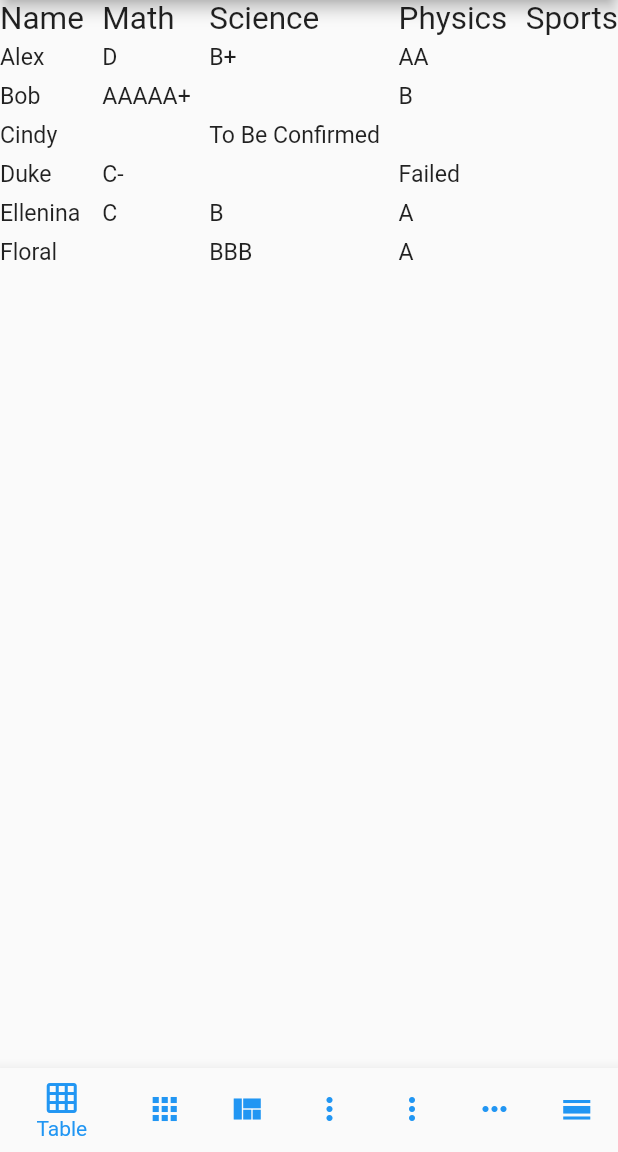
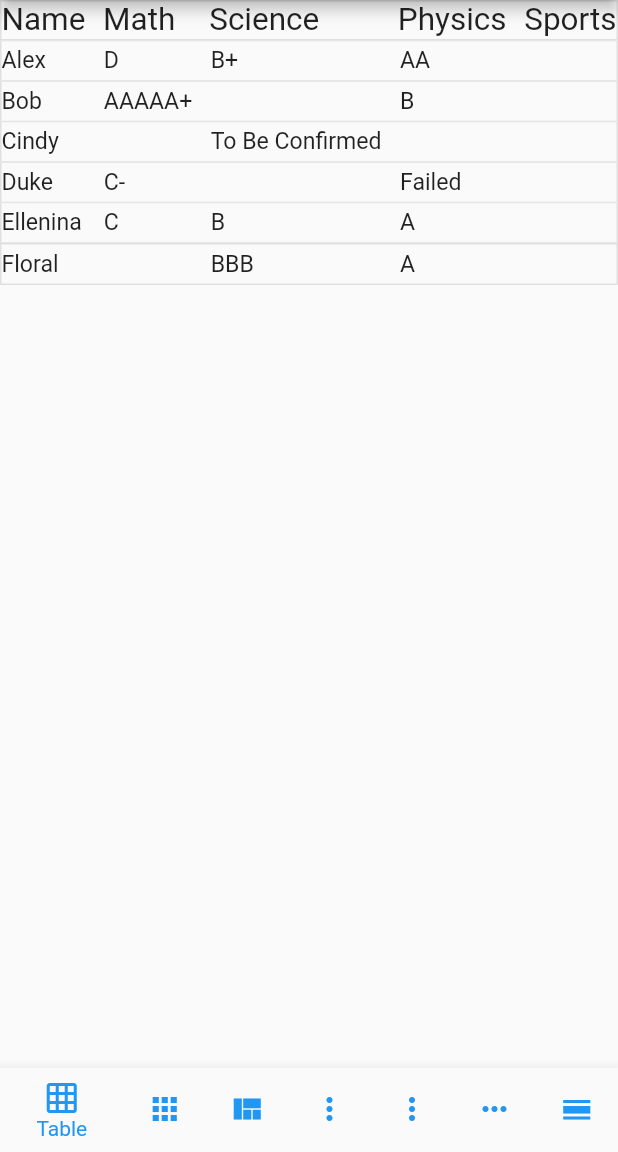
Before and after one commit to hanshengchiu/reorderables, a Flutter app: the screen it shows after launch, on a phone screen of 412 x 824 dp, the part 84-1236 px from its top. Run offline on Flutter 3.47's test engine with Material 2 defaults, Android fonts, the phone set to English and light mode, and no system bars.

Commit message:
add border color for rows

```diff
--- a/example/lib/table_example.dart
+++ b/example/lib/table_example.dart
@@ -1,5 +1,4 @@
 import 'package:flutter/material.dart';
-
 import 'package:reorderables/reorderables.dart';
 
 class TableExample extends StatefulWidget {
@@ -35,6 +34,7 @@ class _TableExampleState extends State<TableExample> {
         //a key must be specified for each row
         key: ObjectKey(row),
         mainAxisSize: MainAxisSize.max,
+        decoration: BoxDecoration(border: Border.all()),
         mainAxisAlignment: MainAxisAlignment.spaceBetween,
         children: <Widget>[
           _textWithPadding('${row[0]}'),
@@ -58,8 +58,7 @@ class _TableExampleState extends State<TableExample> {
           Text('Science', textScaleFactor: 1.5),
           Text('Physics', textScaleFactor: 1.5),
           Text('Sports', textScaleFactor: 1.5)
-      ]
-    );
+        ]);
 
     void _onReorder(int oldIndex, int newIndex) {
       setState(() {
@@ -71,10 +70,12 @@ class _TableExampleState extends State<TableExample> {
     return ReorderableTable(
       header: headerRow,
       children: _itemRows,
+      borderColor: const Color(0xFFE0E0E0),
       onReorder: _onReorder,
       onNoReorder: (int index) {
         //this callback is optional
-        debugPrint('${DateTime.now().toString().substring(5, 22)} reorder cancelled. index:$index');
+        debugPrint(
+            '${DateTime.now().toString().substring(5, 22)} reorder cancelled. index:$index');
       },
     );
   }
--- a/lib/src/widgets/reorderable_table.dart
+++ b/lib/src/widgets/reorderable_table.dart
@@ -73,6 +73,7 @@ class ReorderableTable extends StatelessWidget {
     this.ignorePrimaryScrollController = false,
     this.needsLongPressDraggable = true,
     Key? key,
+    this.borderColor,
   })  : assert(() {
           if (children.any((ReorderableTableRow row1) =>
               row1.key != null &&
@@ -149,6 +150,8 @@ class ReorderableTable extends StatelessWidget {
   /// The style to use when painting the boundary and interior divisions of the table.
   final TableBorder? border;
 
+  final Color? borderColor;
+
   /// How cells that do not explicitly specify a vertical alignment are aligned vertically.
   final TableCellVerticalAlignment defaultVerticalAlignment;
 
@@ -197,6 +200,25 @@ class ReorderableTable extends StatelessWidget {
         direction: Axis.vertical,
         buildItemsContainer: (BuildContext containerContext, Axis direction,
             List<Widget> children) {
+          List<Widget> mapped = borderColor == null
+              ? children
+              : children.map<Widget>(
+                  (child) {
+                    final index = children.indexOf(child);
+                    return Container(
+                        decoration: BoxDecoration(
+                          border: Border.symmetric(
+                            horizontal: BorderSide(
+                                color: borderColor!,
+                                width: index > 0 && index != children.length - 1
+                                    ? 0.5
+                                    : 1),
+                            vertical: BorderSide(color: borderColor!),
+                          ),
+                        ),
+                        child: child);
+                  },
+                ).toList();
           return TabluarFlex(
               key: tableKey,
               direction: direction,
@@ -206,7 +228,7 @@ class ReorderableTable extends StatelessWidget {
               textDirection: textDirection,
 //          verticalDirection: verticalDirection,
               textBaseline: textBaseline,
-              children: children);
+              children: mapped);
         },
         buildDraggableFeedback: (BuildContext feedbackContext,
             BoxConstraints constraints, Widget child) {
```
Lines whose indentation alone changed are shown as unchanged.
